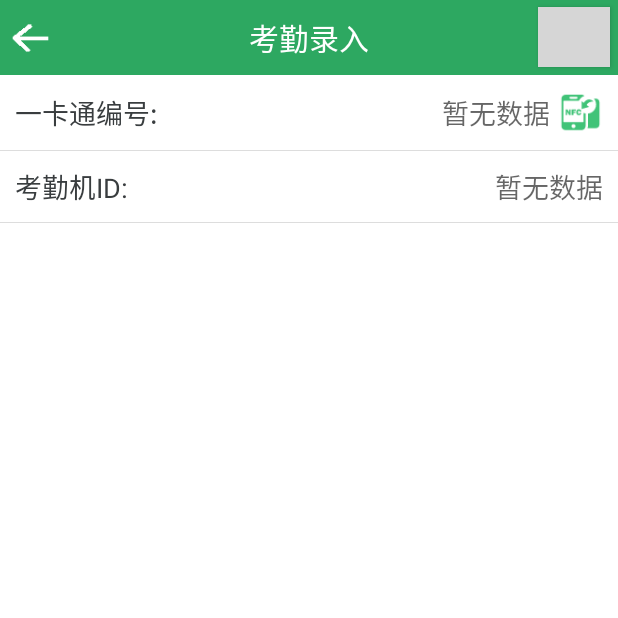
After one commit to cd-hxqh/LiangQingProject, an Android app: the N_wtlineAddActivity screen opened directly, with no data from a screen before it, on a phone screen of 412 x 824 dp, the top half of it. The commit adds this screen. Run offline under Robolectric (Android 15) with nearby library versions, the phone set to English and light mode, and no system bars; libraries missing offline, so code that uses them is left out: com.nineoldandroids.animation, com.nineoldandroids.view; grey boxes are pictures that could not be loaded.

Commit message:
提交代码29

```diff
--- a/app/build.gradle
+++ b/app/build.gradle
@@ -9,7 +9,7 @@ android {
         minSdkVersion 15
         targetSdkVersion 23
         versionCode 8
-        versionName "1.1.8"
+        versionName "1.1.9"
     }
     buildTypes {
         release {
--- a/app/src/main/java/com/zcl/hxqh/liangqingmanagement/adapter/DrawerAdapter.java
+++ b/app/src/main/java/com/zcl/hxqh/liangqingmanagement/adapter/DrawerAdapter.java
@@ -23,9 +23,9 @@ public class DrawerAdapter extends BaseAdapter {
             R.drawable.ic_chlq,
             R.drawable.ic_qyd,
             R.drawable.ic_hyyb,
-            R.drawable.ic_n_wtline,
-            R.drawable.ic_person,
-            R.drawable.ic_car
+            R.drawable.ic_n_wtline
+//            R.drawable.ic_person,
+//            R.drawable.ic_car
     };
 
     public DrawerAdapter(Context context) {
--- a/app/src/main/java/com/zcl/hxqh/liangqingmanagement/api/HttpManager.java
+++ b/app/src/main/java/com/zcl/hxqh/liangqingmanagement/api/HttpManager.java
@@ -67,11 +67,11 @@ public class HttpManager {
     /**
      * 设置考勤管理的接口
      */
-    public static String getN_WTLINE(String value,int curpage, int showcount) {
+    public static String getN_WTLINE(String value,String start,String ip,int curpage, int showcount) {
         if (value.equals("")) {
-            return "{'appid':'" + Constants.N_WTLINE_APPID + "','objectname':'" + Constants.N_WTLINE_NAME + "','curpage':" + curpage + ",'showcount':" + showcount + ",'option':'read','orderby':'N_WTLINEID DESC'}";
+            return "{'appid':'" + Constants.N_WTLINE_APPID + "','objectname':'" + Constants.N_WTLINE_NAME + "','curpage':" + curpage + ",'showcount':" + showcount + ",'option':'read','orderby':'N_WTLINEID DESC','condition':{'START':'=" + start + "','IP':'="+ip+"'}}";
         }
-        return "{'appid':'" + Constants.N_WTLINE_APPID + "','objectname':'" + Constants.N_WTLINE_NAME + "','curpage':" + curpage + ",'showcount':" + showcount + ",'option':'read','orderby':'N_WTLINEID DESC','sinorsearch':{'NAME':'" + value + "'}}";
+        return "{'appid':'" + Constants.N_WTLINE_APPID + "','objectname':'" + Constants.N_WTLINE_NAME + "','curpage':" + curpage + ",'showcount':" + showcount + ",'option':'read','orderby':'N_WTLINEID DESC','condition':{'START':'=" + start + "','IP':'="+ip+"'},'sinorsearch':{'NAME':'" + value + "'}}";
     }
 
 
--- /dev/null
+++ b/app/src/main/java/com/zcl/hxqh/liangqingmanagement/view/activity/N_wtlineAddActivity.java
@@ -0,0 +1,218 @@
+package com.zcl.hxqh.liangqingmanagement.view.activity;
+
+import android.content.Intent;
+import android.os.AsyncTask;
+import android.os.Bundle;
+import android.telephony.TelephonyManager;
+import android.view.View;
+import android.widget.Button;
+import android.widget.ImageView;
+import android.widget.TextView;
+
+import com.flyco.animation.BaseAnimatorSet;
+import com.flyco.animation.BounceEnter.BounceTopEnter;
+import com.flyco.animation.SlideExit.SlideBottomExit;
+import com.flyco.dialog.listener.OnBtnClickL;
+import com.flyco.dialog.widget.NormalDialog;
+import com.zcl.hxqh.liangqingmanagement.R;
+import com.zcl.hxqh.liangqingmanagement.dialog.FlippingLoadingDialog;
+import com.zcl.hxqh.liangqingmanagement.until.MessageUtils;
+import com.zcl.hxqh.liangqingmanagement.webserviceclient.AndroidClientService;
+
+/**
+ * 考勤管理新增
+ **/
+public class N_wtlineAddActivity extends BaseActivity {
+
+
+    /**
+     * 返回按钮
+     **/
+    private ImageView backImageView;
+    /**
+     * 标题
+     **/
+    private TextView titleTextView;
+    /**
+     * 提交按钮
+     **/
+    private Button submitBtn;
+
+
+    /**
+     * 一卡通编号
+     **/
+    private TextView cardIdTextView;
+    /**
+     * nfc扫描
+     **/
+    private ImageView nfcImageView;
+    /**
+     * 考勤机IP
+     **/
+    private TextView ipTextView;
+
+    private String imei;
+
+
+    private BaseAnimatorSet mBasIn;
+    private BaseAnimatorSet mBasOut;
+
+
+    protected FlippingLoadingDialog mLoadingDialog;
+
+
+    @Override
+    protected void onCreate(Bundle savedInstanceState) {
+        super.onCreate(savedInstanceState);
+        setContentView(R.layout.n_wtline_add);
+        findViewById();
+        initView();
+
+        mBasIn = new BounceTopEnter();
+        mBasOut = new SlideBottomExit();
+
+    }
+
+    @Override
+    protected void findViewById() {
+        backImageView = (ImageView) findViewById(R.id.title_back_id);
+        titleTextView = (TextView) findViewById(R.id.title_name);
+        submitBtn = (Button) findViewById(R.id.sbmit_id);
+
+
+        cardIdTextView = (TextView) findViewById(R.id.cardid_text_id);
+        nfcImageView = (ImageView) findViewById(R.id.nfc_image_id);
+        ipTextView = (TextView) findViewById(R.id.ip_text_id);
+    }
+
+    @Override
+    protected void initView() {
+        backImageView.setOnClickListener(backImageViewOnClickListener);
+        titleTextView.setText(R.string.add_xinjian);
+        submitBtn.setVisibility(View.VISIBLE);
+        nfcImageView.setOnClickListener(nfcImageViewOnClickListener);
+
+        imei = ((TelephonyManager) getSystemService(TELEPHONY_SERVICE))
+                .getDeviceId();
+
+        ipTextView.setText(imei);
+        submitBtn.setOnClickListener(submitBtnOnClickListener);
+    }
+
+
+    /**
+     * 返回
+     **/
+    private View.OnClickListener backImageViewOnClickListener = new View.OnClickListener() {
+        @Override
+        public void onClick(View view) {
+            finish();
+        }
+    };
+
+
+    /**
+     * nfc
+     **/
+    private View.OnClickListener nfcImageViewOnClickListener = new View.OnClickListener() {
+        @Override
+        public void onClick(View view) {
+            //跳转至NFC扫描界面
+            Intent intent = new Intent(N_wtlineAddActivity.this, Nfc_Activity.class);
+            startActivityForResult(intent, 0);
+        }
+    };
+
+
+    /****/
+    private View.OnClickListener submitBtnOnClickListener = new View.OnClickListener() {
+        @Override
+        public void onClick(View view) {
+            submitNormalDialog();
+        }
+    };
+
+
+    @Override
+    protected void onActivityResult(int requestCode, int resultCode, Intent data) {
+        super.onActivityResult(requestCode, resultCode, data);
+        switch (resultCode) {
+
+            case 1002:
+                String tagId = data.getExtras().getString("tagId");
+                cardIdTextView.setText(tagId);
+                break;
+
+        }
+    }
+
+
+    /**
+     * 提交数据*
+     */
+    private void submitNormalDialog() {
+
+        final NormalDialog dialog = new NormalDialog(N_wtlineAddActivity.this);
+        dialog.content("确定提交数据吗？")//
+                .showAnim(mBasIn)//
+                .dismissAnim(mBasOut)//
+                .show();
+
+        dialog.setOnBtnClickL(
+                new OnBtnClickL() {
+
+
+                    @Override
+                    public void onBtnClick() {
+                        dialog.dismiss();
+                    }
+                },
+                new OnBtnClickL() {
+                    @Override
+                    public void onBtnClick() {
+                        getLoadingDialog("正在提交");
+
+                        startAsyncTask(cardIdTextView.getText().toString(), ipTextView.getText().toString());
+
+                        dialog.dismiss();
+                    }
+                });
+    }
+
+
+    private FlippingLoadingDialog getLoadingDialog(String msg) {
+        if (mLoadingDialog == null)
+            mLoadingDialog = new FlippingLoadingDialog(this, msg);
+        return mLoadingDialog;
+    }
+
+
+    /**
+     * 提交数据*
+     */
+    private void startAsyncTask(final String cardId, final String id) {
+        new AsyncTask<String, String, String>() {
+            @Override
+            protected String doInBackground(String... strings) {
+
+                String reviseresult = AndroidClientService.addN_WTLINE(N_wtlineAddActivity.this, cardId, id);
+                return reviseresult;
+            }
+
+            @Override
+            protected void onPostExecute(String s) {
+                super.onPostExecute(s);
+                mLoadingDialog.dismiss();
+                MessageUtils.showMiddleToast(N_wtlineAddActivity.this, s);
+                finish();
+
+
+            }
+        }.execute();
+
+
+    }
+
+
+}
--- /dev/null
+++ b/app/src/main/res/layout/n_wtline_add.xml
@@ -0,0 +1,93 @@
+<LinearLayout xmlns:android="http://schemas.android.com/apk/res/android"
+    xmlns:tools="http://schemas.android.com/tools"
+    android:layout_width="match_parent"
+    android:layout_height="match_parent"
+    android:background="@color/white"
+    android:orientation="vertical">
+
+    <include layout="@layout/title_main"></include>
+
+    <ScrollView
+        android:layout_width="match_parent"
+        android:layout_height="match_parent"
+        android:scrollbars="vertical">
+
+        <LinearLayout
+            android:id="@+id/container"
+            android:layout_width="match_parent"
+            android:layout_height="wrap_content"
+            android:orientation="vertical">
+
+            <LinearLayout
+                android:layout_width="match_parent"
+                android:layout_height="wrap_content"
+                android:gravity="center_vertical"
+                android:orientation="horizontal"
+                android:padding="@dimen/dimen_10">
+
+                <TextView
+                    android:layout_width="wrap_content"
+                    android:layout_height="wrap_content"
+                    android:text="@string/cardid_text"
+                    android:textColor="@color/light_black"
+                    android:textSize="@dimen/dimens_16sp" />
+
+                <TextView
+                    android:id="@+id/cardid_text_id"
+                    android:layout_width="wrap_content"
+                    android:layout_height="wrap_content"
+                    android:layout_weight="3"
+                    android:gravity="right"
+                    android:hint="@string/have_not_data"
+                    android:textColor="@color/light_black"
+                    android:textSize="@dimen/dimens_16sp" />
+
+                <ImageView
+                    android:id="@+id/nfc_image_id"
+                    android:layout_width="@dimen/dimens_30dp"
+                    android:layout_height="@dimen/dimens_30dp"
+                    android:layout_marginLeft="@dimen/dimen_5"
+                    android:src="@drawable/ic_nfc" />
+            </LinearLayout>
+
+            <View
+                android:layout_width="match_parent"
+                android:layout_height="@dimen/dimens_line"
+                android:background="@drawable/line" />
+
+            <LinearLayout
+                android:layout_width="match_parent"
+                android:layout_height="wrap_content"
+                android:gravity="center_vertical"
+                android:orientation="horizontal"
+                android:padding="@dimen/dimen_10">
+
+                <TextView
+                    android:layout_width="wrap_content"
+                    android:layout_height="wrap_content"
+                    android:text="@string/ip_text"
+                    android:textColor="@color/light_black"
+                    android:textSize="@dimen/dimens_16sp" />
+
+                <TextView
+                    android:id="@+id/ip_text_id"
+                    android:layout_width="match_parent"
+                    android:layout_height="wrap_content"
+                    android:background="@color/transparent"
+                    android:gravity="right"
+                    android:hint="@string/have_not_data"
+                    android:textColor="@color/light_black"
+                    android:textSize="@dimen/dimens_16sp" />
+            </LinearLayout>
+
+            <View
+                android:layout_width="match_parent"
+                android:layout_height="@dimen/dimens_line"
+                android:background="@drawable/line"></View>
+
+
+        </LinearLayout>
+    </ScrollView>
+
+
+</LinearLayout>
--- a/app/src/main/res/values-w820dp/strings_array.xml
+++ b/app/src/main/res/values-w820dp/strings_array.xml
@@ -4,9 +4,9 @@
         <item>仓储粮情标准单</item>
         <item>扦样单</item>
         <item>货运预报</item>
-        <item>考勤管理</item>
-        <item>人员查询</item>
-        <item>车辆查询</item>
+        <item>工位管理</item>
+        <!--<item>人员查询</item>-->
+        <!--<item>车辆查询</item>-->
     </string-array>
 
     <string-array name="xxz_titles">
--- a/app/src/main/res/values/strings.xml
+++ b/app/src/main/res/values/strings.xml
@@ -304,9 +304,11 @@
     <!--考勤信息-->
     <string name="wiline_text">考勤信息</string>
     <string name="kq_name_text">姓名/车号:</string>
-    <string name="start_text">作业开始时间:</string>
-    <string name="end_text">作业结束时间:</string>
+    <string name="start_text">开始时间:</string>
+    <string name="end_text">结束时间:</string>
     <string name="cardid_text">一卡通编号:</string>
-    <string name="ip_text">考勤机IP:</string>
+    <string name="ip_text">考勤机ID:</string>
+    <string name="title_activity_n_wtline_add">N_wtlineAddActivity</string>
+    <string name="add_xinjian">考勤录入</string>
 
 </resources>
--- a/app/src/main/res/values/strings_array.xml
+++ b/app/src/main/res/values/strings_array.xml
@@ -4,9 +4,9 @@
         <item>仓储粮情标准单</item>
         <item>扦样单</item>
         <item>货运预报</item>
-        <item>考勤管理</item>
-        <item>人员查询</item>
-        <item>车辆查询</item>
+        <item>工位管理</item>
+        <!--<item>人员查询</item>-->
+        <!--<item>车辆查询</item>-->
     </string-array>
 
     <string-array name="xxz_titles">
--- a/app/src/main/res/values/styles.xml
+++ b/app/src/main/res/values/styles.xml
@@ -42,4 +42,8 @@
         <item name="@android:windowExitAnimation">@anim/dialog_exit</item>
     </style>
 
+    <style name="SampleTheme.AppBarOverlay" parent="ThemeOverlay.AppCompat.Dark.ActionBar" />
+
+    <style name="SampleTheme.PopupOverlay" parent="ThemeOverlay.AppCompat.Light" />
+
 </resources>
```
Also changed, not shown: app/src/main/AndroidManifest.xml (+7 -7 lines), app/src/main/java/com/zcl/hxqh/liangqingmanagement/view/activity/MainActivity.java (+17 -8 lines), app/src/main/java/com/zcl/hxqh/liangqingmanagement/view/fragment/WilineFragment.java (+20 -1 lines), app/src/main/java/com/zcl/hxqh/liangqingmanagement/webserviceclient/AndroidClientService.java (+33 -0 lines), app/src/main/res/layout/line_list_item.xml (added, +100 -0 lines), app/src/main/res/drawable-hdpi/ic_dk.png (added).
